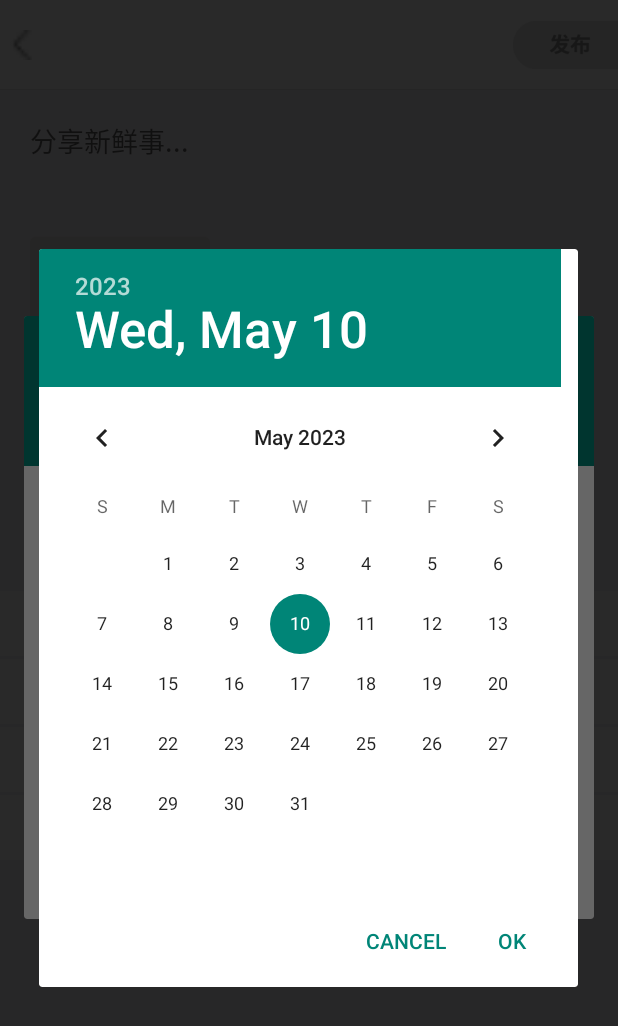
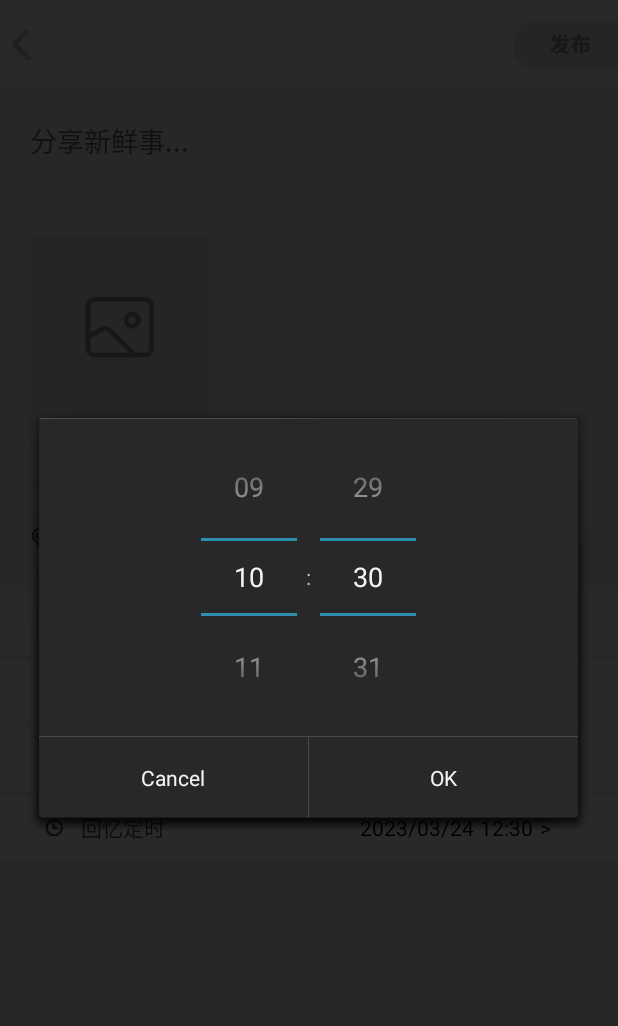
Before and after one commit to GeorgeRest/MemoShareApp, an Android app: the screen it shows after launch (ReleaseActivity), after a tap on "回忆定时", on a phone screen of 412 x 824 dp. Shown: the top 1026 px of the screen. Run offline under Robolectric (Android 15) with nearby library versions, the phone set to English and light mode, and no system bars; libraries missing offline, so code that uses them is left out: es.dmoral.toasty, org.litepal; 2 statements that could not run were skipped.

Commit message:
权限设置+回忆定时（2）

```diff
--- a/app/src/main/java/com/george/memoshareapp/activities/ReleaseActivity.java
+++ b/app/src/main/java/com/george/memoshareapp/activities/ReleaseActivity.java
@@ -4,13 +4,13 @@ import android.app.Activity;
 import android.app.DatePickerDialog;
 import android.app.Dialog;
 import android.app.TimePickerDialog;
-import android.content.Context;
 import android.os.Bundle;
 import android.view.Gravity;
 import android.view.View;
 import android.view.ViewGroup;
 import android.view.Window;
 import android.widget.DatePicker;
+import android.widget.ImageView;
 import android.widget.RelativeLayout;
 import android.widget.TextView;
 import android.widget.TimePicker;
@@ -18,13 +18,16 @@ import android.widget.TimePicker;
 import androidx.appcompat.app.AppCompatActivity;
 
 import com.george.memoshareapp.R;
+import com.george.memoshareapp.manager.ContentManager;
 
 import java.text.DateFormat;
 import java.util.Calendar;
 import java.util.Locale;
 
-public class ReleaseActivity extends AppCompatActivity {
+public class ReleaseActivity extends AppCompatActivity implements View.OnClickListener{
 
+    private static String time;
+    private static String memoireTime;
     private TextView release_permission;
     private RelativeLayout rl_permission;
     private RelativeLayout rl_time;
@@ -32,26 +35,19 @@ public class ReleaseActivity extends AppCompatActivity {
     private Calendar calendar;
     private TextView release_time;
     private TextView release_time_hour;
+    private ImageView release_button;
+    private int PUBLIC_PERMISSION=1;
+    private ContentManager contentManager;
+
 
     @Override
     protected void onCreate(Bundle savedInstanceState) {
         super.onCreate(savedInstanceState);
         setContentView(R.layout.release);
         initView();
-        rl_permission.setOnClickListener(new View.OnClickListener() {
-            @Override
-            public void onClick(View v) {
-                showBottomDialog();
-            }
-        });
-        rl_time.setOnClickListener(new View.OnClickListener() {
-            @Override
-            public void onClick(View v) {
-                showTimePickerDialog(ReleaseActivity.this,6,release_time_hour,calendar);
-                showDatePickerDialog(ReleaseActivity.this,  6, release_time, calendar);
-
-            }
-        });
+        rl_permission.setOnClickListener(this);
+        rl_time.setOnClickListener(this);
+        release_button.setOnClickListener(this);
 
     }
 
@@ -65,9 +61,11 @@ public class ReleaseActivity extends AppCompatActivity {
         release_permission = (TextView) findViewById(R.id.release_permission);
         release_time = (TextView) findViewById(R.id.release_time);
         release_time_hour = (TextView) findViewById(R.id.release_time_hour);
+        release_button = (ImageView) findViewById(R.id.release_button);
+        contentManager = new ContentManager(this);
 
     }
-    public static void showDatePickerDialog(Activity activity, int themeResId, final TextView tv, Calendar calendar) {
+    public  void showDatePickerDialog(Activity activity, int themeResId, final TextView tv, Calendar calendar) {
         // 直接创建一个DatePickerDialog对话框实例，并将它显示出来
         new DatePickerDialog(activity, themeResId, new DatePickerDialog.OnDateSetListener() {
             // 绑定监听器(How the parent is notified that the date is set.)
@@ -75,15 +73,20 @@ public class ReleaseActivity extends AppCompatActivity {
             public void onDateSet(DatePicker view, int year, int monthOfYear, int dayOfMonth) {
                 // 此处得到选择的时间，可以进行你想要的操作
                 tv.setText( year + "/" + (monthOfYear + 1) + "/" + dayOfMonth );
+                getYearMonthDay(year,monthOfYear+1,dayOfMonth);
             }
         }       , calendar.get(Calendar.YEAR)
                 , calendar.get(Calendar.MONTH)
                 , calendar.get(Calendar.DAY_OF_MONTH)).show();
+    }
 
-
+    private  String getYearMonthDay(int year, int month, int dayOfMonth) {
+        memoireTime = year+"/"+month+"/"+dayOfMonth;
+        return memoireTime;
 
     }
-    public static void showTimePickerDialog(Activity activity,int themeResId, final TextView tv, Calendar calendar) {
+
+    public  void showTimePickerDialog(Activity activity,int themeResId, final TextView tv, Calendar calendar) {
         // Calendar c = Calendar.getInstance();
         // 创建一个TimePickerDialog实例，并把它显示出来
         // Activity是context的子类
@@ -92,6 +95,7 @@ public class ReleaseActivity extends AppCompatActivity {
                     @Override
                     public void onTimeSet(TimePicker view, int hourOfDay, int minute) {
                         tv.setText( hourOfDay + ":" + minute  );
+                        getTime(hourOfDay,minute);
                     }
                 }
                 // 设置初始时间
@@ -101,15 +105,20 @@ public class ReleaseActivity extends AppCompatActivity {
                 ,true).show();
     }
 
+    private  String getTime(int hourOfDay, int minute) {
+        time = hourOfDay+":"+minute;
+        return time;
+    }
+
 
     private void showBottomDialog() {
         //1、使用Dialog、设置style
         final Dialog dialog = new Dialog(this, R.style.DialogTheme);
         //2、设置布局
-        View view = View.inflate(this, R.layout.activity_permission, null);
+        View view = View.inflate(this, R.layout.release_permission, null);
         dialog.setContentView(view);
 
-        Window window = dialog.getWindow();
+        Window window = dialog.getWindow();//获取dialog的window对象
         //设置弹出位置
         window.setGravity(Gravity.BOTTOM);
         //设置弹出动画
@@ -122,6 +131,7 @@ public class ReleaseActivity extends AppCompatActivity {
             @Override
             public void onClick(View view) {
                 release_permission.setText("公开");
+                PUBLIC_PERMISSION=1;
                 dialog.dismiss();
             }
         });
@@ -130,6 +140,7 @@ public class ReleaseActivity extends AppCompatActivity {
             @Override
             public void onClick(View view) {
                 release_permission.setText("私密");
+                PUBLIC_PERMISSION=0;
                 dialog.dismiss();
             }
         });
@@ -144,4 +155,24 @@ public class ReleaseActivity extends AppCompatActivity {
     }
 
 
+    @Override
+    public void onClick(View v) {
+        switch (v.getId()) {
+            case R.id.RL_permission:
+                showBottomDialog();
+                break;
+            case R.id.RL_time:
+                showDatePickerDialog(this,  2, release_time, calendar);
+                showTimePickerDialog(this, 2, release_time_hour, calendar);
+                break;
+            case R.id.release_button:
+                contentManager.saveContent2DB(PUBLIC_PERMISSION,memoireTime,time);
+                    break;
+
+        }
+    }
+
+
+
+
 }
--- /dev/null
+++ b/app/src/main/java/com/george/memoshareapp/manager/ContentManager.java
@@ -0,0 +1,15 @@
+package com.george.memoshareapp.manager;
+
+import android.content.Context;
+
+public class ContentManager {
+    private Context context;
+
+    public ContentManager(Context context) {
+        this.context = context;
+    }
+   public void saveContent2DB(int PUBLIC_PERMISSION,String memoireTime,String time){
+
+
+   }
+}
--- a/app/src/main/java/com/george/memoshareapp/manager/UserManager.java
+++ b/app/src/main/java/com/george/memoshareapp/manager/UserManager.java
@@ -44,7 +44,6 @@ public class UserManager {
             Toasty.error(context, "信息输入有误，请重新输入", Toast.LENGTH_SHORT,true).show();
             return false;
         }
-
         return true;
     }
 
@@ -57,7 +56,6 @@ public class UserManager {
     public User isPhoneNumberRegistered(String phone){
         LitePal.getDatabase();
         return  LitePal.where("phonenumber=?", phone).findFirst(User.class);
-
     }
 
     public boolean changePassword(String phone,String pw) {
@@ -66,7 +64,6 @@ public class UserManager {
         user.setPassword(pw);
         return user.save();
     }
-
 
     public  boolean queryUserInfo(String phone ,String pw){
         User user = LitePal.where("phonenumber=?", phone).findFirst(User.class);
@@ -89,4 +86,5 @@ public class UserManager {
         return true;
     }
 
+
 }
--- a/app/src/main/res/layout/release.xml
+++ b/app/src/main/res/layout/release.xml
@@ -9,18 +9,20 @@
         android:layout_width="match_parent"
         android:layout_height="60dp"
         android:background="@mipmap/release_bg">
+
         <ImageView
             android:id="@+id/release_back"
             android:layout_width="30dp"
             android:layout_height="20dp"
-            android:src="@mipmap/back_register"
-            android:layout_centerVertical="true"/>
+            android:layout_centerVertical="true"
+            android:src="@mipmap/back_register" />
+
         <ImageView
             android:id="@+id/release_button"
             android:layout_width="70dp"
             android:layout_height="wrap_content"
-            android:src="@mipmap/release_buttton"
-            android:layout_alignParentRight="true"/>
+            android:layout_alignParentRight="true"
+            android:src="@mipmap/release_buttton" />
     </RelativeLayout>
     <LinearLayout
         android:layout_width="match_parent"
@@ -28,6 +30,7 @@
         android:orientation="vertical"
         android:padding="20dp">
         <EditText
+            android:id="@+id/release_edit"
             android:layout_width="match_parent"
             android:layout_height="wrap_content"
             android:hint="分享新鲜事..."
@@ -53,15 +56,16 @@
                 android:layout_height="12dp"
                 android:layout_centerVertical="true"
                 android:src="@mipmap/location_icon" />
+
             <TextView
                 android:id="@+id/tv_location"
                 android:layout_width="wrap_content"
                 android:layout_height="wrap_content"
+                android:layout_centerVertical="true"
+                android:layout_marginLeft="20dp"
                 android:layout_marginTop="10dp"
-                android:layout_marginLeft="20dp"
-                android:layout_centerVertical="true"
                 android:text="大连外国语大学"
-                android:textColor="@color/black"/>
+                android:textColor="@color/black" />
         </RelativeLayout>
 
 
```
Also changed, not shown: app/src/main/res/layout/release_permission.xml (renamed from app/src/main/res/layout/activity_permission.xml).
